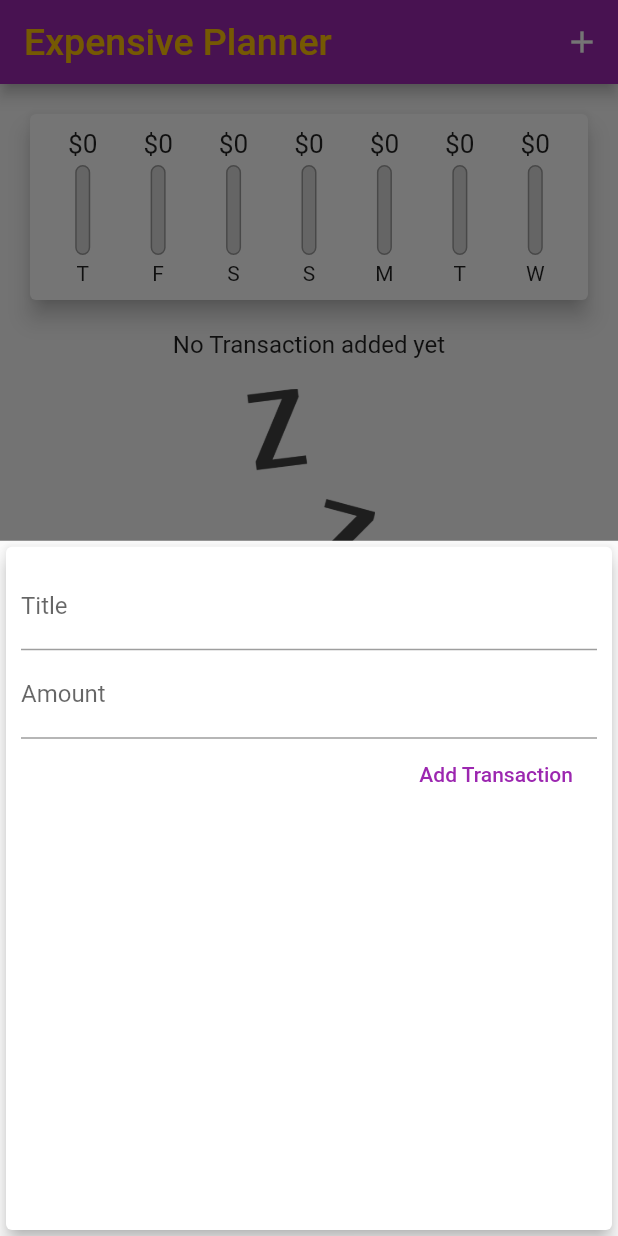
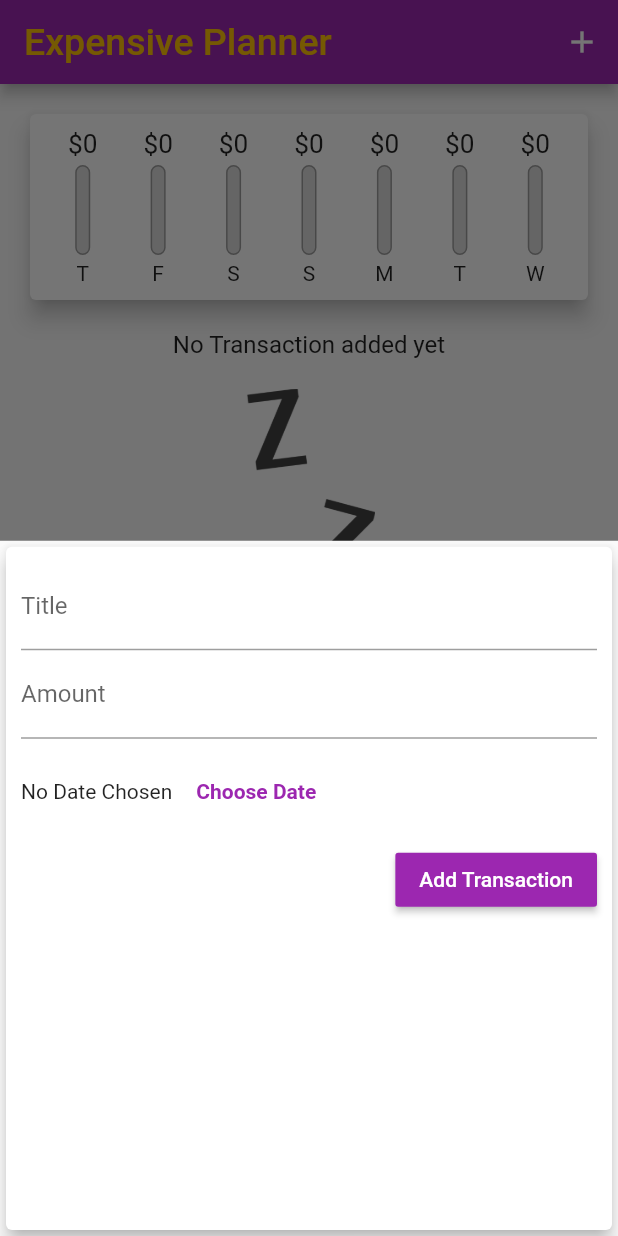
Before and after one commit to JohnKameel/Expensive-planner, a Flutter app: the screen it shows after launch, after a tap on the "add" icon, on a phone screen of 412 x 824 dp. Run offline on Flutter 3.47's test engine with Material 2 defaults, Android fonts, the phone set to English and light mode, and no system bars; our stand-ins replace google_fonts, image_picker.

Commit message:
Add a date in transaction and change a color

```diff
--- a/lib/widgets/new_transaction.dart
+++ b/lib/widgets/new_transaction.dart
@@ -1,3 +1,5 @@
+// ignore_for_file: deprecated_member_use
+
 import 'package:flutter/src/foundation/key.dart';
 import 'package:flutter/src/widgets/framework.dart';
 import 'package:flutter/material.dart';
@@ -57,10 +59,27 @@ class _NewTransactionState extends State<NewTransaction> {
               onSubmitted: (_) => submitData(),
               //onChanged: (value) => amountInput = value,
             ),
-            FlatButton(
+            Container(
+              height: 70,
+              child: Row(
+                children: <Widget>[
+                  Text('No Date Chosen'),
+                  FlatButton(
+                    textColor: Theme.of(context).primaryColor,
+                    onPressed: () {},
+                    child: Text(
+                      'Choose Date',
+                      style: TextStyle(fontWeight: FontWeight.bold),
+                    ),
+                  )
+                ],
+              ),
+            ),
+            RaisedButton(
+              child: Text('Add Transaction'),
+              color: Theme.of(context).primaryColor,
+              textColor: Colors.white,
               onPressed: submitData,
-              child: Text('Add Transaction'),
-              textColor: Colors.purple,
             )
           ],
         ),
```
